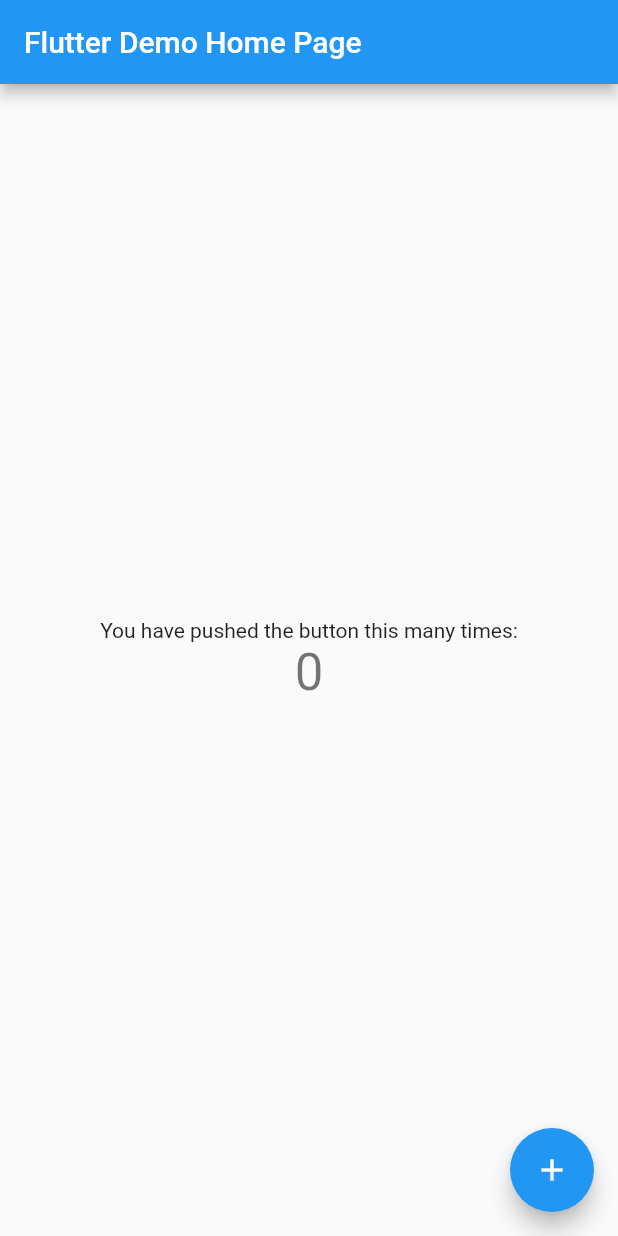
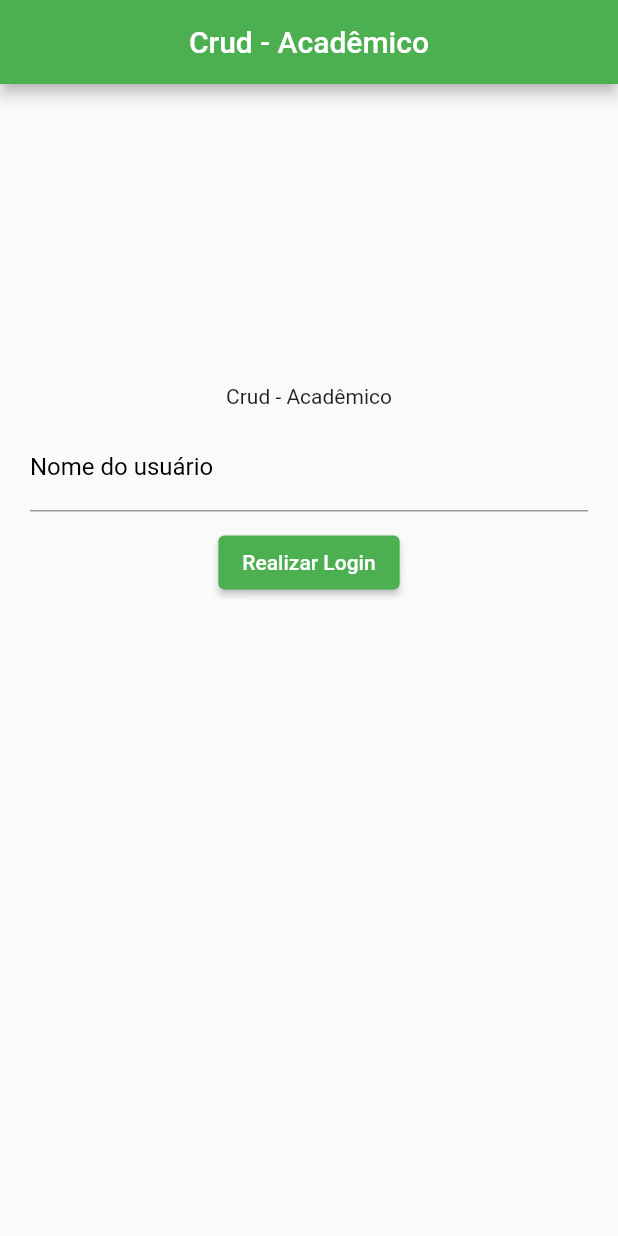
Before and after one commit to andrevks/flutter-classes, a Flutter app: the screen it shows after launch, on a phone screen of 412 x 824 dp. Run offline on Flutter 3.47's test engine with Material 2 defaults, Android fonts, the phone set to English and light mode, and no system bars; our stand-ins replace cloud_firestore, firebase_core; accounts and stored records are empty.

Commit message:
build: app to register students

```diff
--- a/evirtual/lib/main.dart
+++ b/evirtual/lib/main.dart
@@ -1,68 +1,25 @@
+import 'package:evirtual/screens/login_screen.dart';
+import 'package:firebase_core/firebase_core.dart';
 import 'package:flutter/material.dart';
 
-void main() {
-  runApp(const MyApp());
+void main() async {
+  WidgetsFlutterBinding.ensureInitialized();
+  await Firebase.initializeApp();
+  runApp(MyApp());
 }
 
 class MyApp extends StatelessWidget {
-  const MyApp({Key? key}) : super(key: key);
-
   // This widget is the root of your application.
   @override
   Widget build(BuildContext context) {
     return MaterialApp(
-      title: 'Evirtual',
+      title: 'Engenharia da Computação',
       theme: ThemeData(
-        primarySwatch: Colors.blue,
+        primarySwatch: Colors.green,
       ),
-      home: const MyHomePage(title: 'Flutter Demo Home Page'),
+      home: LoginScreen(
+        title: "Crud - Acadêmico",
+      ),
     );
   }
 }
-
-class MyHomePage extends StatefulWidget {
-  const MyHomePage({Key? key, required this.title}) : super(key: key);
-
-  final String title;
-
-  @override
-  State<MyHomePage> createState() => _MyHomePageState();
-}
-
-class _MyHomePageState extends State<MyHomePage> {
-  int _counter = 0;
-
-  void _incrementCounter() {
-    setState(() {
-      _counter++;
-    });
-  }
-
-  @override
-  Widget build(BuildContext context) {
-    return Scaffold(
-      appBar: AppBar(
-        title: Text(widget.title),
-      ),
-      body: Center(
-        child: Column(
-          mainAxisAlignment: MainAxisAlignment.center,
-          children: <Widget>[
-            const Text(
-              'You have pushed the button this many times:',
-            ),
-            Text(
-              '$_counter',
-              style: Theme.of(context).textTheme.headline4,
-            ),
-          ],
-        ),
-      ),
-      floatingActionButton: FloatingActionButton(
-        onPressed: _incrementCounter,
-        tooltip: 'Increment',
-        child: const Icon(Icons.add),
-      ), // This trailing comma makes auto-formatting nicer for build methods.
-    );
-  }
-}
--- /dev/null
+++ b/evirtual/lib/models/database.dart
@@ -0,0 +1,43 @@
+import 'package:cloud_firestore/cloud_firestore.dart';
+import "package:firebase_core/firebase_core.dart";
+
+//FirebaseFirestore -> permite acesso as dados no FIREBASE
+//através da obtenção da instância deste.
+FirebaseFirestore _firestore = FirebaseFirestore.instance;
+//Objeto para obter uma referência da coleção
+CollectionReference _reference = _firestore.collection("academic");
+
+class Database {
+  static late String userId;
+  //método para adicionar dados no Firebase
+  static addStudent(
+      {required String name,
+      required String socialMedia,
+      String? sex,
+      int? age}) async {
+    DocumentReference documentReference =
+        _reference.doc(userId).collection('students').doc();
+
+    Map<String, dynamic> data = <String, dynamic>{
+      "name": name,
+      "socialMedia": socialMedia,
+      "sex": sex,
+      "age": age,
+    };
+
+    await documentReference
+        .set(data)
+        .whenComplete(() => print("Estudante gravado com sucesso!!!"));
+  }
+
+  static Stream<QuerySnapshot> studentsList() {
+    CollectionReference studentsCollection =
+        _reference.doc(userId).collection('students');
+    return studentsCollection.snapshots();
+  }
+
+  static Future<FirebaseApp> initializerFirebase() async {
+    FirebaseApp firebaseApp = await Firebase.initializeApp();
+    return firebaseApp;
+  }
+}
--- /dev/null
+++ b/evirtual/lib/screens/login_screen.dart
@@ -0,0 +1,60 @@
+import 'package:evirtual/models/database.dart';
+import 'package:evirtual/screens/crud_screen.dart';
+import 'package:flutter/material.dart';
+
+class LoginScreen extends StatefulWidget {
+  final String title;
+  const LoginScreen({Key? key, required this.title}) : super(key: key);
+
+  @override
+  _LoginScreenState createState() => _LoginScreenState();
+}
+
+class _LoginScreenState extends State<LoginScreen> {
+  TextEditingController _userIdController = TextEditingController();
+  @override
+  Widget build(BuildContext context) {
+    return Scaffold(
+        appBar: AppBar(
+          centerTitle: true,
+          title: Text(widget.title),
+        ),
+        body: FutureBuilder(
+          future: Database.initializerFirebase(),
+          builder: (context, snapshot) {
+            return Form(
+              child: Column(
+                children: [
+                  const SizedBox(
+                    height: 200,
+                  ),
+                  Text(widget.title),
+                  Padding(
+                    padding: const EdgeInsets.symmetric(
+                        horizontal: 20.0, vertical: 10),
+                    child: TextFormField(
+                      controller: _userIdController,
+                      style: TextStyle(color: Colors.green),
+                      decoration: const InputDecoration(
+                        labelStyle: TextStyle(color: Colors.black),
+                        labelText: "Nome do usuário",
+                        hintText: "Informe o identificador do usuário",
+                      ),
+                    ),
+                  ),
+                  ElevatedButton(
+                    onPressed: () {
+                      Database.userId = _userIdController.text;
+                      Navigator.of(context).pushReplacement(MaterialPageRoute(
+                          builder: (context) => CrudScreen()));
+                      debugPrint("${_userIdController.text} realizou login");
+                    },
+                    child: Text("Realizar Login"),
+                  )
+                ],
+              ),
+            );
+          },
+        ));
+  }
+}
```
Also changed, not shown: evirtual/lib/screens/add_student_screen.dart (added, +63 -0 lines), evirtual/lib/screens/crud_screen.dart (added, +29 -0 lines), evirtual/lib/screens/list_screen.dart (added, +38 -0 lines), evirtual/pubspec.yaml (+3 -11 lines), evirtual/pubspec.lock, 2 other files.
